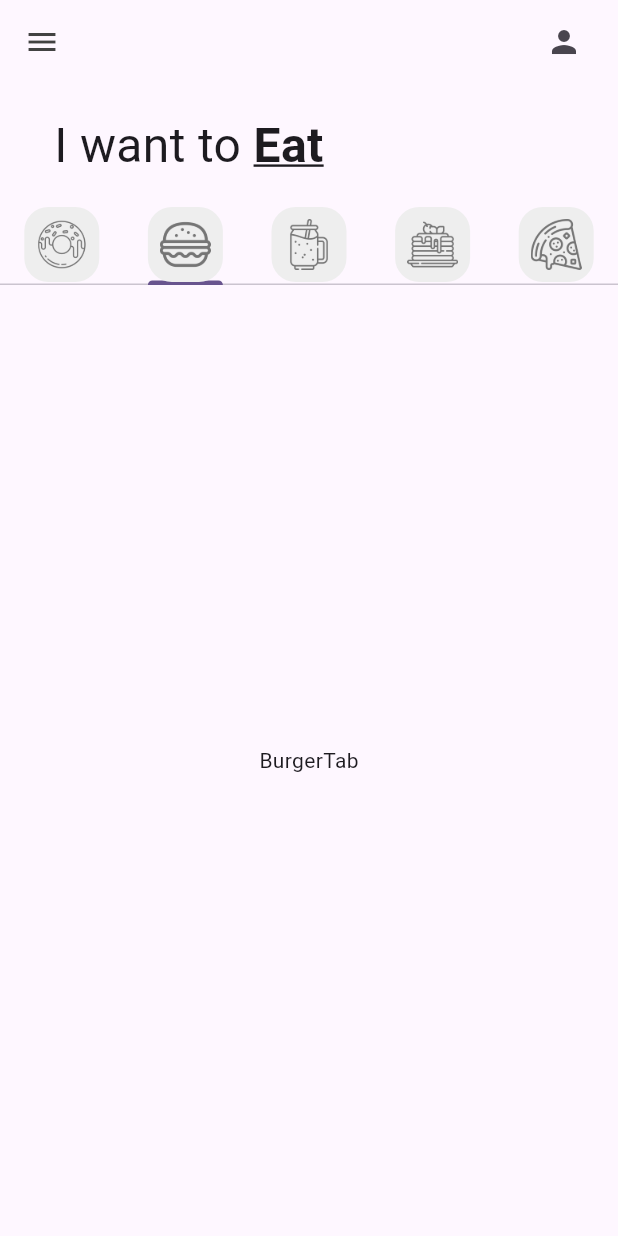
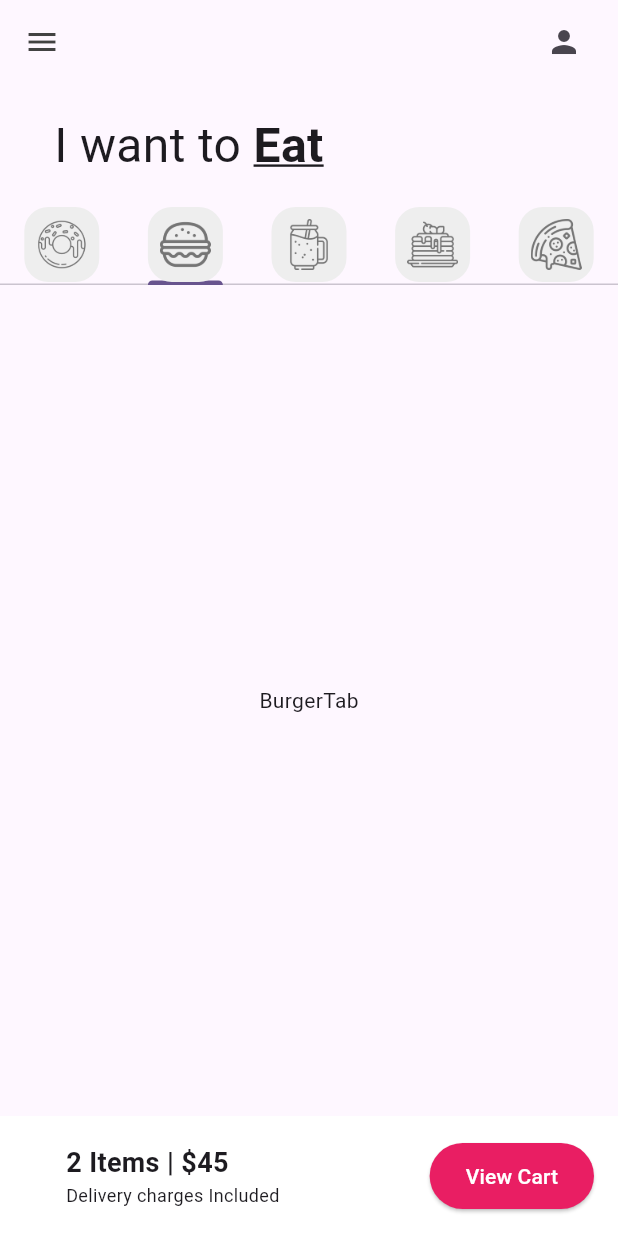
Before and after one commit to Joseph321123/donut_app_2b_aguilar, a Flutter app: the screen it shows after launch, tab 2 chosen, on a phone screen of 412 x 824 dp. Run offline on Flutter 3.47's test engine with Material 3 defaults, Android fonts, the phone set to English and light mode, and no system bars.

Commit message:
UI Finished

```diff
--- a/lib/pages/home_page.dart
+++ b/lib/pages/home_page.dart
@@ -83,6 +83,40 @@
             ),
 
             //carrito
+            Container(
+              color: Colors.white,
+              padding: const EdgeInsets.all(16),
+              child: Row(
+                //poner los elementos en los extremos de la fila
+                mainAxisAlignment: MainAxisAlignment.spaceBetween,
+                children: [
+                  const Padding(padding: EdgeInsets.only(left: 28),
+                  child: Column(
+                    //alinearlo a la izquierda
+                    crossAxisAlignment: CrossAxisAlignment.start,
+                    children: [
+                      Text('2 Items | \$45', style: TextStyle(fontSize: 18,
+                      //negritas
+                      fontWeight: FontWeight.bold),
+                      ),
+                      Text("Delivery charges Included",
+                        style: TextStyle(fontSize: 12),
+                      ),
+
+                    ],
+                  )
+                  ),
+                  ElevatedButton(
+                    onPressed: (){},
+                    style: ElevatedButton.styleFrom(backgroundColor: Colors.pink,
+                    padding: EdgeInsets.symmetric(
+                      horizontal: 24,
+                      vertical: 12)),
+                    child: Text('View Cart',
+                    style: TextStyle(color: Colors.white)),),
+                ],
+              ),
+            ),
 
           ],)
       ),
--- a/lib/tabs/donut_tab.dart
+++ b/lib/tabs/donut_tab.dart
@@ -30,7 +30,7 @@
         //numero de columnas //crossAxisCount
         crossAxisCount: 2,
         //relacion de aspecto (proporcion)
-        childAspectRatio: 1/1.5
+        childAspectRatio: 1/1.3
         ),
       itemBuilder: (context, index){
         return DonutTile(
--- a/lib/utils/donut_tile.dart
+++ b/lib/utils/donut_tile.dart
@@ -27,7 +27,7 @@
               children: [
                 Container(
                   decoration: BoxDecoration(
-                    color: donutColor[200],
+                    color: donutColor[50],
                     borderRadius: BorderRadius.only(
                       topRight: Radius.circular(24),
                       bottomLeft: Radius.circular(24)
```
